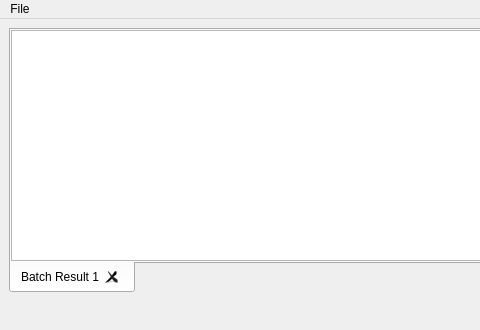
Before: the Qt Designer form src/sas/qtgui/Utilities/UI/GridPanelUI.ui in SasView/sasview, drawn with Qt 5; both pictures show x 0 to 480 and y 0 to 330 of the 939 by 330 pixel window.
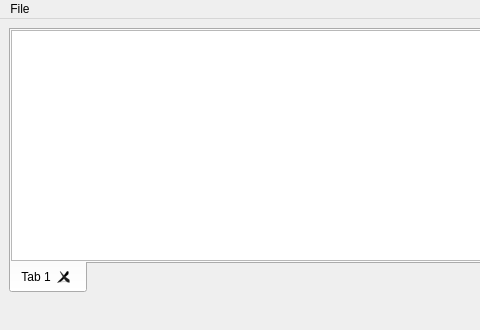
After: the same form once the commit is applied.

Commit message: set parameters for items in the dropdown menu of batch will saved for the dataset. when switched back to the dateset (using the dropdown menu) the parameters selected prevously will be set.

Patch:
```diff
--- a/src/sas/qtgui/Utilities/UI/GridPanelUI.ui
+++ b/src/sas/qtgui/Utilities/UI/GridPanelUI.ui
@@ -79,7 +79,7 @@
       </property>
       <widget class="QWidget" name="tab">
        <attribute name="title">
-        <string>Batch Result 1</string>
+        <string>Tab 1</string>
        </attribute>
        <layout class="QGridLayout" name="gridLayout">
         <property name="leftMargin">
```
The commit also changes 2 other files.
